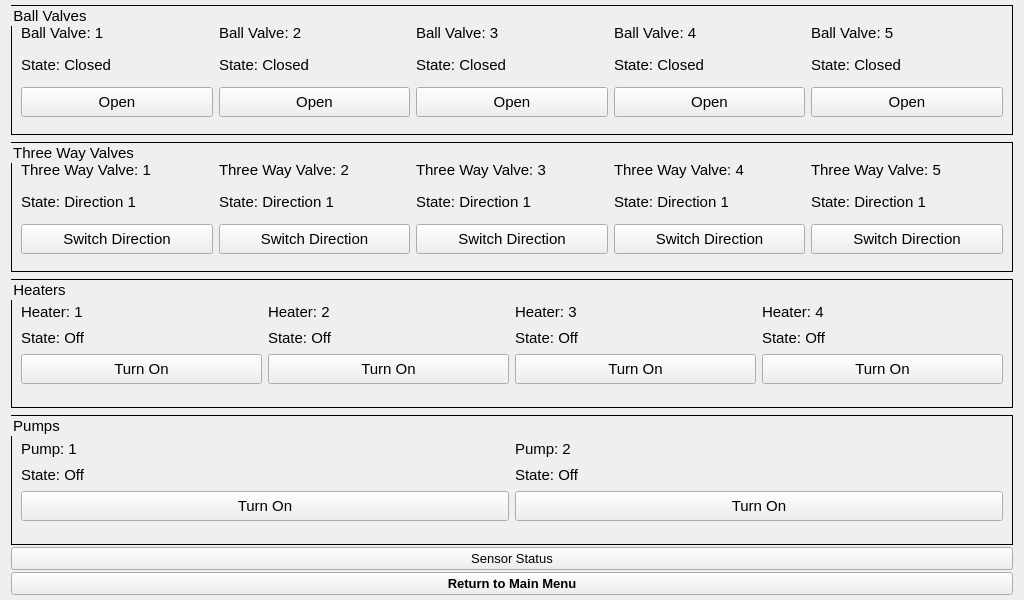
The window that autobrewer/GUI/UI Files/DeviceStatusControls.ui (drmwve/Capstone-Project) describes before a commit, drawn with Qt 5.
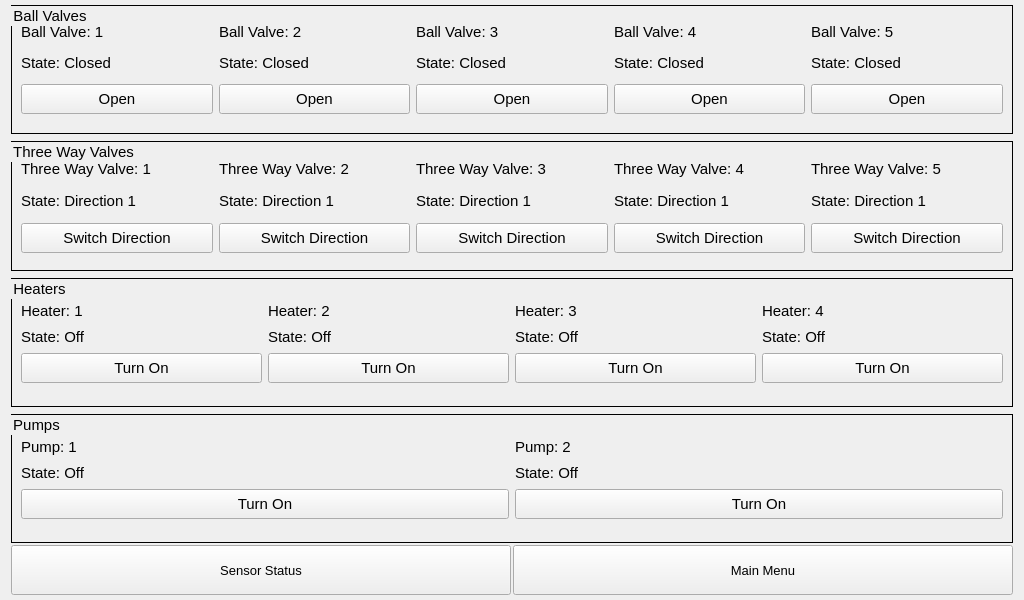
The same window after the commit.

Diff of the .ui file:
```diff
--- a/autobrewer/GUI/UI Files/DeviceStatusControls.ui
+++ b/autobrewer/GUI/UI Files/DeviceStatusControls.ui
@@ -1194,7 +1194,15 @@
     </widget>
    </item>
    <item>
+    <layout class="QHBoxLayout" name="horizontalLayout_3">
+     <item>
     <widget class="QPushButton" name="GoToSensorStatusButton">
+       <property name="maximumSize">
+        <size>
+         <width>16777215</width>
+         <height>50</height>
+        </size>
+       </property>
      <property name="font">
       <font>
        <pointsize>10</pointsize>
@@ -1207,17 +1215,25 @@
    </item>
    <item>
     <widget class="QPushButton" name="ReturnToMenuButton">
+       <property name="maximumSize">
+        <size>
+         <width>16777215</width>
+         <height>50</height>
+        </size>
+       </property>
      <property name="font">
       <font>
        <pointsize>10</pointsize>
-       <weight>75</weight>
-       <bold>true</bold>
+         <weight>50</weight>
+         <bold>false</bold>
       </font>
      </property>
      <property name="text">
-      <string>Return to Main Menu</string>
-     </property>
-    </widget>
+        <string>Main Menu</string>
+       </property>
+      </widget>
+     </item>
+    </layout>
    </item>
   </layout>
  </widget>
```
Lines whose indentation alone changed are shown as unchanged.
